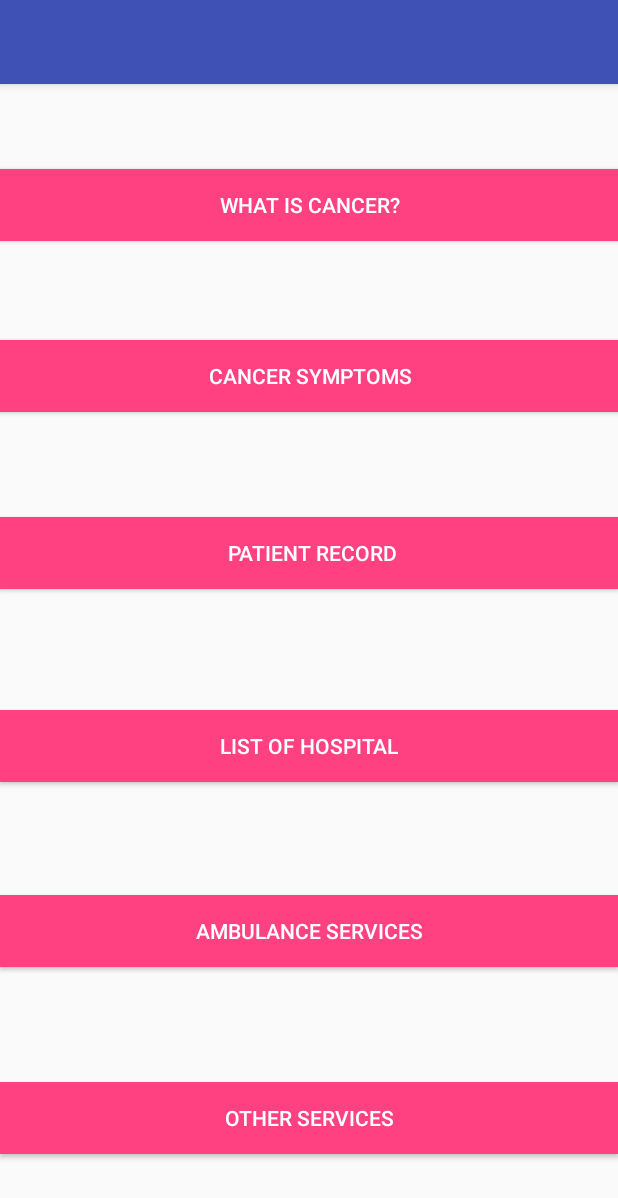
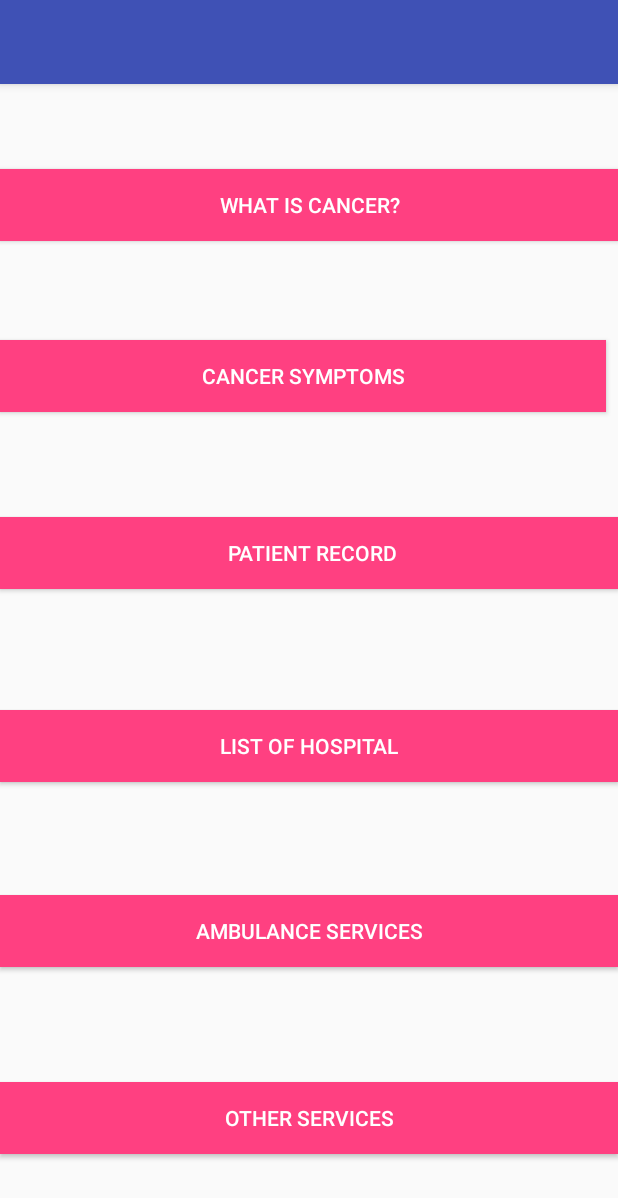
Before and after one commit to komalkhatri3/pratiksha, an Android app: the FirstPage screen opened directly, with no data from a screen before it, on a phone screen of 412 x 824 dp. Shown: the top 1198 px of the screen. Run offline under Robolectric (Android 15) with nearby library versions, the phone set to English and light mode, and no system bars.

```diff
--- a/app/src/main/res/layout/content_firstpage.xml
+++ b/app/src/main/res/layout/content_firstpage.xml
@@ -88,7 +88,7 @@
 
     <Button
         android:id="@+id/button_cancer_symptoms"
-        android:layout_width="556dp"
+        android:layout_width="match_parent"
         android:layout_height="48dp"
         android:layout_marginRight="8dp"
         android:background="@color/colorAccent"
```
